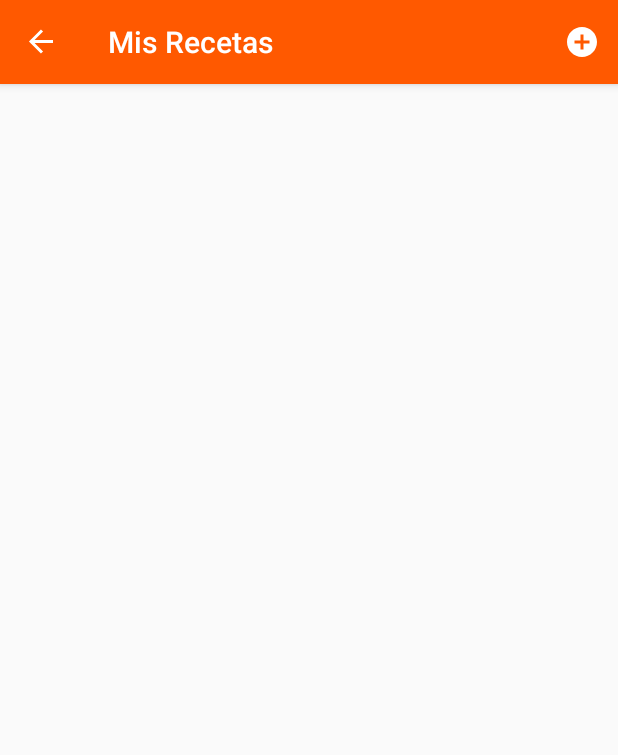
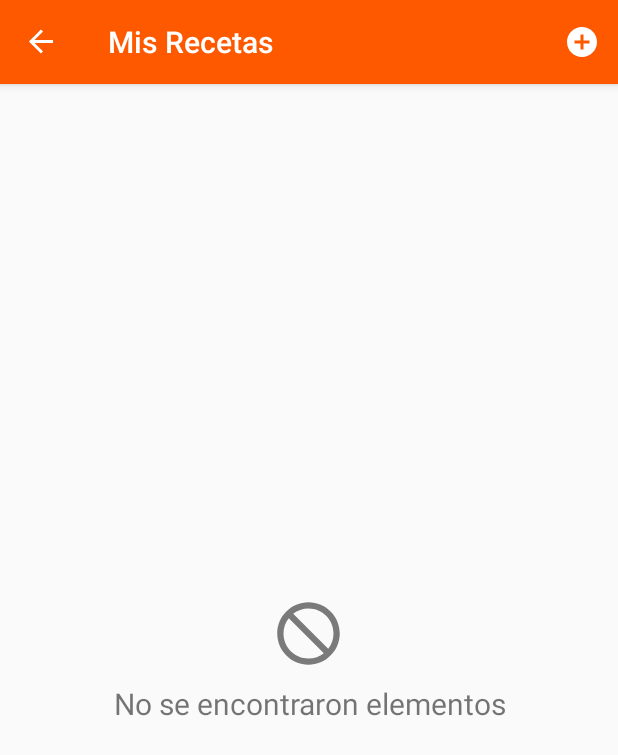
Before and after one commit to SofiKairuz/EasyPeasy, an Android app: the MyRecipesFragment screen opened through its navigation route, on a phone screen of 412 x 824 dp. Shown: the top 755 px of the screen. Run offline under Robolectric (Android 15) with nearby library versions, the phone set to English and light mode, and no system bars; our stand-ins replace Room's generated code, navigation-ui.

Commit message:
ViewBinding
Add view binding logic

```diff
--- a/app/build.gradle
+++ b/app/build.gradle
@@ -32,6 +32,11 @@ android {
     kotlinOptions {
         jvmTarget = "1.8"
     }
+
+    buildFeatures {
+        viewBinding true
+    }
+
 }
 
 dependencies {
--- a/app/src/main/java/com/example/themealapp/ui/MainFragment.kt
+++ b/app/src/main/java/com/example/themealapp/ui/MainFragment.kt
@@ -15,6 +15,7 @@ import com.example.themealapp.R
 import com.example.themealapp.data.DataSourceImpl
 import com.example.themealapp.data.model.Hit
 import com.example.themealapp.data.model.RecipeEntity
+import com.example.themealapp.databinding.FragmentMainBinding
 import com.example.themealapp.domain.RepoImpl
 import com.example.themealapp.ui.viewmodel.MainViewModel
 import com.example.themealapp.ui.viewmodel.VMFactory
@@ -24,6 +25,10 @@ import kotlinx.android.synthetic.main.fragment_main.*
 class MainFragment : Fragment(), MainAdapter.OnRecipeClickListener {
 
     private val viewModel by viewModels<MainViewModel> { VMFactory(RepoImpl(DataSourceImpl(AppDatabase.getDatabase(requireActivity().applicationContext)))) }
+    private var _binding: FragmentMainBinding? = null
+    // This property is only valid between onCreateView and
+    // onDestroyView.
+    private val binding get() = _binding!!
 
     override fun onCreate(savedInstanceState: Bundle?) {
         super.onCreate(savedInstanceState)
@@ -34,7 +39,8 @@ class MainFragment : Fragment(), MainAdapter.OnRecipeClickListener {
         inflater: LayoutInflater, container: ViewGroup?,
         savedInstanceState: Bundle?
     ): View? {
-        return inflater.inflate(R.layout.fragment_main, container, false)
+        _binding = FragmentMainBinding.inflate(inflater,container,false)
+        return binding.root
     }
 
     override fun onViewCreated(view: View, savedInstanceState: Bundle?) {
@@ -67,14 +73,20 @@ class MainFragment : Fragment(), MainAdapter.OnRecipeClickListener {
         viewModel.fetchRecipesList.observe(viewLifecycleOwner, Observer { result ->
             when(result) {
                 is Resource.Loading -> {
-                    progressBar.visibility = View.VISIBLE
+                    binding.emptyContainer.root.visibility = View.GONE
+                    binding.progressBar.visibility = View.VISIBLE
                 }
                 is Resource.Success -> {
-                    progressBar.visibility = View.GONE
+                    binding.progressBar.visibility = View.GONE
+                    if (result.data.isEmpty()) {
+                        binding.emptyContainer.root.visibility = View.VISIBLE
+                        return@Observer
+                    }
                     rv_recipes.adapter = MainAdapter(requireContext(), result.data, this)
+                    binding.emptyContainer.root.visibility = View.GONE
                 }
                 is Resource.Failure -> {
-                    progressBar.visibility = View.GONE
+                    binding.progressBar.visibility = View.GONE
                     Toast.makeText(requireContext(), "Ocurrió un error al traer los datos de la lista ${result.exception}", Toast.LENGTH_LONG).show()
                 }
             }
@@ -82,7 +94,7 @@ class MainFragment : Fragment(), MainAdapter.OnRecipeClickListener {
     }
 
     private fun setupSearchView() {
-        searchView.setOnQueryTextListener(object: SearchView.OnQueryTextListener {
+        binding.searchView.setOnQueryTextListener(object: SearchView.OnQueryTextListener {
             override fun onQueryTextSubmit(query: String?): Boolean {
                 viewModel.setRecipe(query!!)
                 return false
@@ -96,8 +108,8 @@ class MainFragment : Fragment(), MainAdapter.OnRecipeClickListener {
     }
 
     private fun setupRecyclerView() {
-        rv_recipes.layoutManager = LinearLayoutManager(requireContext())
-        rv_recipes.addItemDecoration(DividerItemDecoration(requireContext(), DividerItemDecoration.VERTICAL))
+        binding.rvRecipes.layoutManager = LinearLayoutManager(requireContext())
+        binding.rvRecipes.addItemDecoration(DividerItemDecoration(requireContext(), DividerItemDecoration.VERTICAL))
     }
 
     override fun onRecipeClick(recipe: Hit, position: Int) {
@@ -106,4 +118,9 @@ class MainFragment : Fragment(), MainAdapter.OnRecipeClickListener {
         findNavController().navigate(R.id.action_mainFragment_to_detailsFragment, bundle)
     }
 
+    override fun onDestroyView() {
+        super.onDestroyView()
+        _binding = null
+    }
+
 }
--- a/app/src/main/java/com/example/themealapp/ui/myrecipes/MyRecipesFragment.kt
+++ b/app/src/main/java/com/example/themealapp/ui/myrecipes/MyRecipesFragment.kt
@@ -14,6 +14,8 @@ import com.example.themealapp.AppDatabase
 import com.example.themealapp.R
 import com.example.themealapp.data.DataSourceImpl
 import com.example.themealapp.data.model.*
+import com.example.themealapp.databinding.FragmentFavoritesBinding
+import com.example.themealapp.databinding.FragmentMyRecipesBinding
 import com.example.themealapp.domain.RepoImpl
 import com.example.themealapp.ui.viewmodel.MainViewModel
 import com.example.themealapp.ui.viewmodel.VMFactory
@@ -30,6 +32,10 @@ class MyRecipesFragment : Fragment(), MyRecipesAdapter.OnRecipeClickListener {
                 AppDatabase.getDatabase(requireActivity().applicationContext))
         )
     ) }
+    private var _binding: FragmentMyRecipesBinding? = null
+    // This property is only valid between onCreateView and
+    // onDestroyView.
+    private val binding get() = _binding!!
 
     override fun onCreate(savedInstanceState: Bundle?) {
         super.onCreate(savedInstanceState)
@@ -40,7 +46,8 @@ class MyRecipesFragment : Fragment(), MyRecipesAdapter.OnRecipeClickListener {
         inflater: LayoutInflater, container: ViewGroup?,
         savedInstanceState: Bundle?
     ): View? {
-        return inflater.inflate(R.layout.fragment_my_recipes, container, false)
+        _binding = FragmentMyRecipesBinding.inflate(inflater, container,false)
+        return binding.root
     }
 
     override fun onViewCreated(view: View, savedInstanceState: Bundle?) {
@@ -50,23 +57,28 @@ class MyRecipesFragment : Fragment(), MyRecipesAdapter.OnRecipeClickListener {
     }
 
     private fun setupRecyclerView() {
-        rv_my_recipes.layoutManager = LinearLayoutManager(requireContext())
-        rv_my_recipes.addItemDecoration(DividerItemDecoration(requireContext(), DividerItemDecoration.VERTICAL))
+        binding.rvMyRecipes.layoutManager = LinearLayoutManager(requireContext())
+        binding.rvMyRecipes.addItemDecoration(DividerItemDecoration(requireContext(), DividerItemDecoration.VERTICAL))
     }
 
     private fun setupObservers() {
         viewModel.getMyRecipes().observe(viewLifecycleOwner, Observer { result ->
             when(result) {
                 is Resource.Loading -> {
-                    my_progressBar.visibility = View.VISIBLE
+                    binding.myProgressBar.visibility = View.VISIBLE
+                    binding.myEmptyContainer.root.visibility = View.GONE
                 }
                 is Resource.Success -> {
-                    my_progressBar.visibility = View.GONE
-                    Log.d("MYRECIPES","${result.data}")
+                    binding.myProgressBar.visibility = View.GONE
+                    if (result.data.isEmpty()) {
+                        binding.myEmptyContainer.root.visibility = View.VISIBLE
+                        return@Observer
+                    }
                     onSuccessResource(result.data)
                 }
                 is Resource.Failure -> {
-                    my_progressBar.visibility = View.GONE
+                    binding.myProgressBar.visibility = View.GONE
+                    binding.myEmptyContainer.root.visibility = View.GONE
                     Toast.makeText(requireContext(), "Ocurrió un error al traer los datos de la lista ${result.exception}", Toast.LENGTH_LONG).show()
                 }
             }
@@ -74,7 +86,7 @@ class MyRecipesFragment : Fragment(), MyRecipesAdapter.OnRecipeClickListener {
     }
 
     private fun onSuccessResource(entity: List<RecipeEntity>) {
-        rv_my_recipes.adapter =
+        binding.rvMyRecipes.adapter =
             MyRecipesAdapter(
                 requireContext(),
                 entity,
@@ -111,20 +123,30 @@ class MyRecipesFragment : Fragment(), MyRecipesAdapter.OnRecipeClickListener {
         viewModel.deleteMyRecipe(recipe).observe(viewLifecycleOwner, Observer { result ->
             when(result) {
                 is Resource.Loading -> {
-                    my_progressBar.visibility = View.VISIBLE
+                    binding.myProgressBar.visibility = View.VISIBLE
+                    binding.myEmptyContainer.root.visibility = View.GONE
                 }
                 is Resource.Success -> {
-                    my_progressBar.visibility = View.GONE
+                    binding.myProgressBar.visibility = View.GONE
+                    if (result.data.isEmpty()) {
+                        binding.myEmptyContainer.root.visibility = View.VISIBLE
+                        return@Observer
+                    }
                     onSuccessResource(result.data)
-                    rv_my_recipes.adapter?.notifyDataSetChanged()
-                    Toast.makeText(requireContext(), "Se eliminó el registro correctamente", Toast.LENGTH_LONG).show()
+                    binding.rvMyRecipes.adapter?.notifyDataSetChanged()
+                    Toast.makeText(requireContext(), "Se eliminó el registro correctamente", Toast.LENGTH_SHORT).show()
                 }
                 is Resource.Failure -> {
-                    my_progressBar.visibility = View.GONE
+                    binding.myProgressBar.visibility = View.GONE
+                    binding.myEmptyContainer.root.visibility = View.GONE
                     Toast.makeText(requireContext(), "Ocurrió un error al eliminar el registro. ${result.exception}", Toast.LENGTH_LONG).show()
                 }
             }
         })
     }
 
+    override fun onDestroy() {
+        super.onDestroy()
+        _binding = null
+    }
 }
--- /dev/null
+++ b/app/src/main/res/layout/empty_container.xml
@@ -0,0 +1,23 @@
+<?xml version="1.0" encoding="utf-8"?>
+<LinearLayout
+    xmlns:android="http://schemas.android.com/apk/res/android"
+    android:layout_width="match_parent"
+    android:layout_height="match_parent"
+    android:gravity="center"
+    android:orientation="vertical">
+
+    <ImageView
+        android:layout_width="50dp"
+        android:layout_height="50dp"
+        android:layout_gravity="center"
+        android:src="@drawable/ic_baseline_not_interested_24"/>
+
+    <TextView
+        android:layout_width="match_parent"
+        android:layout_height="wrap_content"
+        android:layout_marginTop="8dp"
+        android:layout_gravity="center"
+        android:gravity="center"
+        android:textSize="20sp"
+        android:text="No se encontraron elementos"/>
+</LinearLayout>
--- a/app/src/main/res/layout/fragment_favorites.xml
+++ b/app/src/main/res/layout/fragment_favorites.xml
@@ -5,6 +5,10 @@
     android:layout_height="match_parent"
     tools:context=".ui.recipefavorites.FavoritesFragment"
     android:orientation="vertical">
+
+    <include android:id="@+id/fav_empty_container"
+        android:visibility="gone"
+        layout="@layout/empty_container"/>
 
     <RelativeLayout
         android:id="@+id/fav_progressBar"
--- a/app/src/main/res/layout/fragment_main.xml
+++ b/app/src/main/res/layout/fragment_main.xml
@@ -37,6 +37,10 @@
 
     </LinearLayout>
 
+    <include android:id="@+id/empty_container"
+        android:visibility="gone"
+        layout="@layout/empty_container"/>
+
     <RelativeLayout
         android:id="@+id/progressBar"
         android:layout_width="match_parent"
--- a/app/src/main/res/layout/fragment_my_recipes.xml
+++ b/app/src/main/res/layout/fragment_my_recipes.xml
@@ -5,6 +5,10 @@
     android:layout_height="match_parent"
     tools:context=".ui.myrecipes.MyRecipesFragment"
     android:orientation="vertical">
+
+    <include android:id="@+id/my_empty_container"
+        android:visibility="gone"
+        layout="@layout/empty_container"/>
 
     <RelativeLayout
         android:id="@+id/my_progressBar"
```
Also changed, not shown: app/src/main/java/com/example/themealapp/ui/MainAdapter.kt (+17 -8 lines), app/src/main/java/com/example/themealapp/ui/myrecipes/MyRecipesAdapter.kt (+29 -8 lines), app/src/main/java/com/example/themealapp/ui/recipefavorites/FavoritesAdapter.kt (+28 -10 lines), app/src/main/java/com/example/themealapp/ui/recipefavorites/FavoritesFragment.kt (+35 -12 lines).
